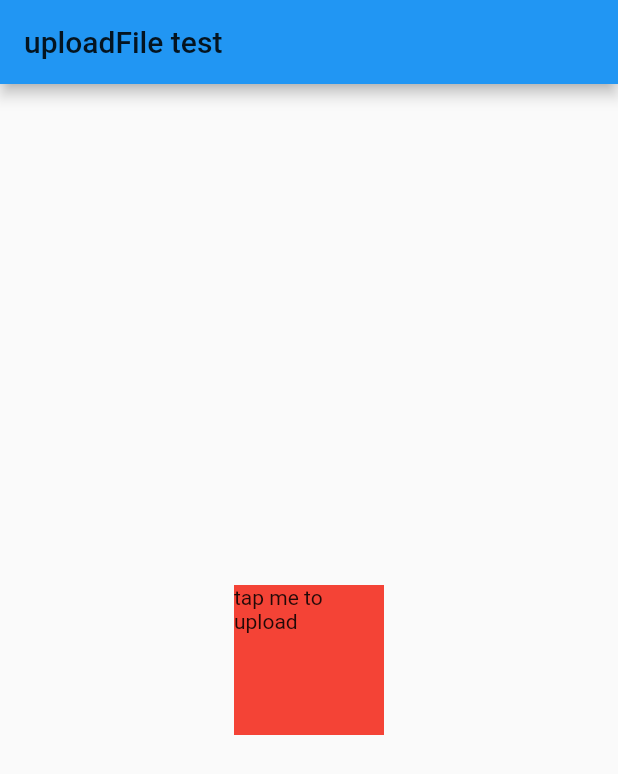
After one commit to qqzhao/flutterDemos, a Flutter app: the UploadFilePage screen opened directly, after a tap on "tap me to upload", on a phone screen of 412 x 824 dp. The commit adds this screen. Shown: the top 774 px of the screen. Run offline on Flutter 3.47's test engine with Material 2 defaults, Android fonts, the phone set to English and light mode, and no system bars; drawn by our look-alikes of oktoast; our stand-ins replace connectivity, device_info, flare_flutter, flutter_svg, permission_handler, sqflite and 2 more; missing offline and left inert: common_tools, mutex, objectdb; accounts and stored records are empty; Roboto replaces fonts that are missing (rokkittFamily).

Commit message:
更新 file_uploader .

```diff
--- a/lib/config/router_config.dart
+++ b/lib/config/router_config.dart
@@ -58,6 +58,7 @@ import 'package:hello/home/logic/lifecycle/first_page.dart';
 import 'package:hello/home/logic/lifecycle/second_page.dart';
 import 'package:hello/home/logic/size_notification.dart';
 import 'package:hello/home/logic/test_navBack.dart';
+import 'package:hello/home/logic/upload_file_page.dart';
 import 'package:hello/home/platform_view_test.dart';
 import 'package:hello/utils/route.dart';
 
@@ -140,6 +141,7 @@ List<dynamic> _globalRouters = [
     MyRouter(name: 'TestBackdropFilterPage', widget: TestBackdropFilterPage()),
     MyRouter(name: 'TestNavBackPage', widget: TestNavBackPage()),
     MyRouter(name: 'JsonParsePage', widget: JsonParsePage()),
+    MyRouter(name: 'UploadFilePage', widget: UploadFilePage()),
   ]),
   MyRouterList(name: 'others', lists: []),
 ];
--- a/lib/home/base/scroll_view/list_view_1.dart
+++ b/lib/home/base/scroll_view/list_view_1.dart
@@ -71,6 +71,7 @@ class _TestListView1State extends State<TestListView1> {
 //                });
 //              }
             }
+            return true;
           },
           child: new SingleChildScrollView(
             controller: _controller1,
--- /dev/null
+++ b/lib/home/logic/upload_file_page.dart
@@ -0,0 +1,61 @@
+import 'dart:io';
+
+import 'package:file_uploader/file_uploader.dart';
+import 'package:flutter/material.dart';
+
+class UploadFilePage extends StatefulWidget {
+  @override
+  _UploadFilePageState createState() => _UploadFilePageState();
+}
+
+Directory tempDir = Directory.systemTemp;
+File file1 = File('${tempDir.path}/1.txt');
+File file2 = File('${tempDir.path}/2.txt');
+File file3 = File('${tempDir.path}/3.txt');
+File file4 = File('${tempDir.path}/4.txt');
+File file5 = File('${tempDir.path}/5.txt');
+
+class _UploadFilePageState extends State<UploadFilePage> {
+  @override
+  void initState() {
+    initFiles();
+    FileUploader.init();
+    super.initState();
+  }
+
+  @override
+  Widget build(BuildContext context) {
+    return Scaffold(
+      appBar: AppBar(
+        title: Text('uploadFile test'),
+      ),
+      body: Center(
+        child: GestureDetector(
+          onTap: () {
+            uploadFile();
+          },
+          child: Container(
+            width: 100,
+            height: 100,
+            color: Colors.red,
+            child: Text('tap me to upload'),
+          ),
+        ),
+      ),
+    );
+  }
+}
+
+Future<void> initFiles() async {
+  print('initFiles');
+  file1.writeAsStringSync(('1111 fdsakj fdsjal fsaljf alsjfalk sfdalf dsl '));
+  file2.writeAsStringSync(('2222 fdsakj fdsjal fsaljf alsjfalk sfdalf dsl '));
+  file3.writeAsStringSync(('3333 fdsakj fdsjal fsaljf alsjfalk sfdalf dsl '));
+  file4.writeAsStringSync(('4444 fdsakj fdsjal fsaljf alsjfalk sfdalf dsl '));
+}
+
+Future<void> uploadFile() async {
+  print('uploadFile');
+  FileUploader.enqueue([file5.path]);
+  FileUploader.enqueue([file1.path, file2.path]);
+}
--- a/pubspec.yaml
+++ b/pubspec.yaml
@@ -28,6 +28,8 @@ dependencies:
   webview_flutter:
   platform_view_test:
     path: 'plugins/platform_view_test'
+  file_uploader:
+    path: plugins/file_uploader
 #  exportable: "^0.1.0"
 
 dev_dependencies:
```
Also changed, not shown: plugins/file_uploader/lib/http_upload.dart (added, +80 -0 lines), plugins/file_uploader/lib/store.dart (added, +89 -0 lines), plugins/file_uploader/lib/task.dart (added, +42 -0 lines), 3 other files.
